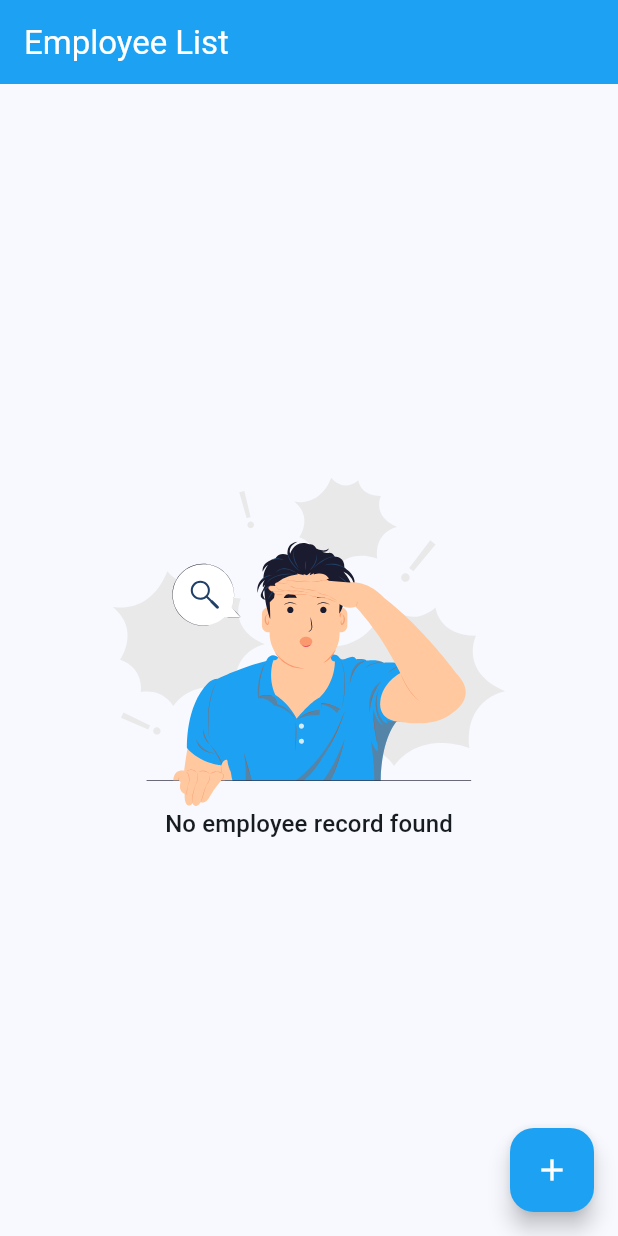
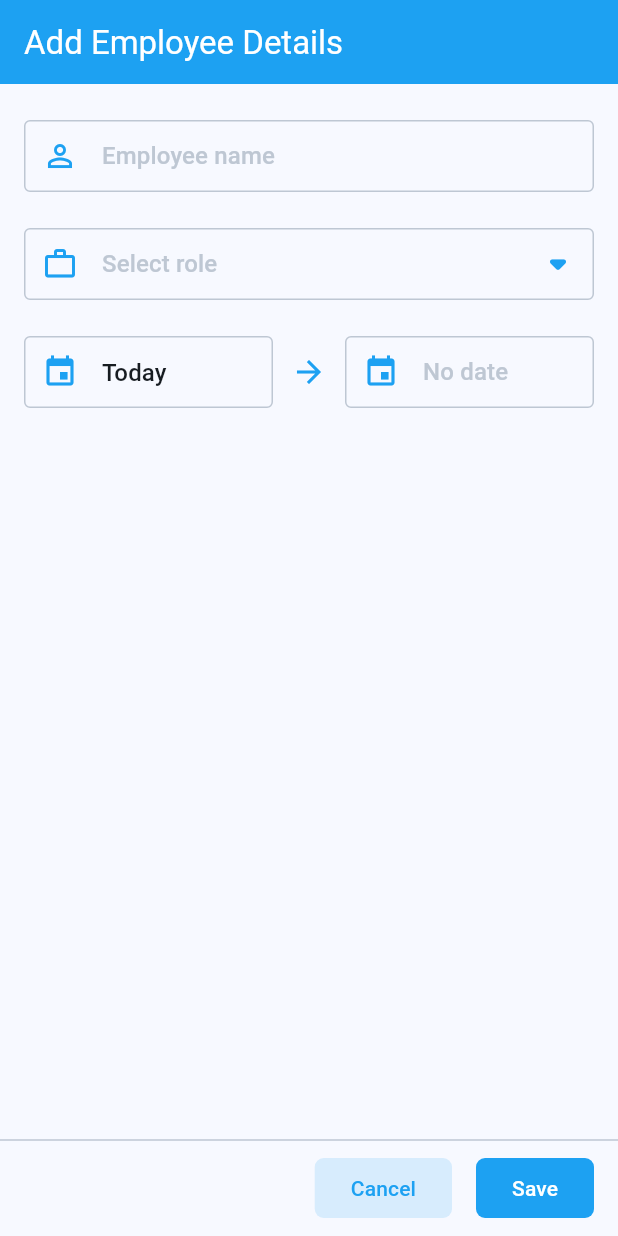
Before and after one commit to zeeshan2423/role-roster, a Flutter app: the screen it shows after launch, after a tap on the "add" icon, on a phone screen of 412 x 824 dp. Run offline on Flutter 3.47's test engine with Material 3 defaults, Android fonts, the phone set to English and light mode, and no system bars; our stand-ins replace bloc, equatable, flutter_bloc, flutter_screenutil, flutter_svg, get_it and 2 more.

Commit message:
feat(add employee): added screen to add employee & displaying static fields with values

```diff
--- a/lib/core/constants/imports.dart
+++ b/lib/core/constants/imports.dart
@@ -24,8 +24,10 @@ export 'package:role_roster/core/init/initializer.dart';
 export 'package:role_roster/core/services/injection_container.dart';
 export 'package:role_roster/core/theme/theme.dart';
 export 'package:role_roster/core/theme/typography.dart';
+export 'package:role_roster/features/add_employee/cubit/add_employee_cubit.dart';
+export 'package:role_roster/features/add_employee/presentation/screens/add_employee_screen.dart';
 export 'package:role_roster/features/employee/cubit/employee_cubit.dart';
-export 'package:role_roster/features/employee/presentation/screens/splash_screen.dart';
+export 'package:role_roster/features/employee/presentation/screens/employee_screen.dart';
 export 'package:role_roster/my_app.dart';
 export 'package:role_roster/routes/route_observer.dart';
 export 'package:role_roster/routes/router.dart';
--- a/lib/core/constants/strings.dart
+++ b/lib/core/constants/strings.dart
@@ -15,4 +15,25 @@ class AppStrings {
 
   /// Text to display when no employee record is found in the employee screen.
   static String get noEmployee => 'No employee record found';
+
+  /// App bar title of the add employee screen.
+  static String get addEmployeeTitle => 'Add Employee Details';
+
+  /// Hint text of the employee name field.
+  static String get employeeNameHint => 'Employee name';
+
+  /// Hint text of the select role field.
+  static String get selectRoleHint => 'Select role';
+
+  /// Hint text of the to date field.
+  static String get noDateHint => 'No date';
+
+  /// Label text of the cancel button.
+  static String get cancel => 'Cancel';
+
+  /// Label text of the save button.
+  static String get save => 'Save';
+
+  /// Label text of the today button.
+  static String get today => 'Today';
 }
--- a/lib/core/enums/pages.dart
+++ b/lib/core/enums/pages.dart
@@ -1,4 +1,5 @@
 /// Enumeration representing different pages/screens in the application.
 enum PAGES {
   employee,
+  addEmployee,
 }
--- /dev/null
+++ b/lib/features/add_employee/cubit/add_employee_cubit.dart
@@ -0,0 +1,8 @@
+import 'package:bloc/bloc.dart';
+import 'package:equatable/equatable.dart';
+
+part 'add_employee_state.dart';
+
+class AddEmployeeCubit extends Cubit<AddEmployeeState> {
+  AddEmployeeCubit() : super(AddEmployeeInitial());
+}
--- /dev/null
+++ b/lib/features/add_employee/cubit/add_employee_state.dart
@@ -0,0 +1,10 @@
+part of 'add_employee_cubit.dart';
+
+sealed class AddEmployeeState extends Equatable {
+  const AddEmployeeState();
+}
+
+final class AddEmployeeInitial extends AddEmployeeState {
+  @override
+  List<Object> get props => [];
+}
--- /dev/null
+++ b/lib/features/add_employee/presentation/screens/add_employee_screen.dart
@@ -0,0 +1,232 @@
+import 'package:role_roster/core/constants/imports.dart';
+
+class AddEmployeeScreen extends StatelessWidget {
+  const AddEmployeeScreen({super.key});
+
+  @override
+  Widget build(BuildContext context) {
+    final textTheme = context.theme.textTheme;
+    final colorScheme = context.theme.colorScheme;
+
+    return Scaffold(
+      appBar: AppBar(
+        backgroundColor: colorScheme.primaryContainer,
+        title: Text(AppStrings.addEmployeeTitle),
+        titleTextStyle:
+            textTheme.titleLarge?.copyWith(color: colorScheme.onPrimary),
+        leading: const SizedBox(),
+        leadingWidth: 0,
+      ),
+      body: SafeArea(
+        child: Column(
+          mainAxisAlignment: MainAxisAlignment.spaceBetween,
+          children: [
+            Padding(
+              padding: const EdgeInsets.fromLTRB(16, 24, 16, 16),
+              child: Column(
+                children: [
+                  TextFormField(
+                    controller: TextEditingController(),
+                    onTapOutside: (e) {
+                      FocusScope.of(context).unfocus();
+                    },
+                    keyboardType: TextInputType.name,
+                    cursorColor: colorScheme.primaryContainer,
+                    style: textTheme.titleMedium,
+                    decoration: InputDecoration(
+                      isDense: true,
+                      alignLabelWithHint: true,
+                      border: const OutlineInputBorder(),
+                      enabledBorder: OutlineInputBorder(
+                        borderSide:
+                            BorderSide(color: colorScheme.outlineVariant),
+                      ),
+                      focusedBorder: OutlineInputBorder(
+                        borderSide:
+                            BorderSide(color: colorScheme.primaryContainer),
+                      ),
+                      hintText: AppStrings.employeeNameHint,
+                      hintStyle: textTheme.titleMedium
+                          ?.copyWith(color: colorScheme.outlineVariant),
+                      prefixIcon: Icon(
+                        Icons.person_outline,
+                        size: 24,
+                        color: colorScheme.primaryContainer,
+                      ),
+                    ),
+                  ),
+                  Padding(
+                    padding: const EdgeInsets.symmetric(vertical: 24),
+                    child: TextFormField(
+                      controller: TextEditingController(),
+                      onTapOutside: (e) {
+                        FocusScope.of(context).unfocus();
+                      },
+                      keyboardType: TextInputType.text,
+                      cursorColor: colorScheme.primaryContainer,
+                      style: textTheme.titleMedium,
+                      readOnly: true,
+                      decoration: InputDecoration(
+                        isDense: true,
+                        alignLabelWithHint: true,
+                        border: const OutlineInputBorder(),
+                        enabledBorder: OutlineInputBorder(
+                          borderSide:
+                              BorderSide(color: colorScheme.outlineVariant),
+                        ),
+                        focusedBorder: OutlineInputBorder(
+                          borderSide:
+                              BorderSide(color: colorScheme.outlineVariant),
+                        ),
+                        hintText: AppStrings.selectRoleHint,
+                        hintStyle: textTheme.titleMedium
+                            ?.copyWith(color: colorScheme.outlineVariant),
+                        prefixIcon: Icon(
+                          Icons.work_outline,
+                          size: 24,
+                          color: colorScheme.primaryContainer,
+                        ),
+                        suffixIcon: Icon(
+                          Icons.arrow_drop_down_rounded,
+                          size: 36,
+                          color: colorScheme.primaryContainer,
+                        ),
+                      ),
+                    ),
+                  ),
+                  Row(
+                    children: [
+                      Expanded(
+                        child: TextFormField(
+                          controller:
+                              TextEditingController(text: AppStrings.today),
+                          onTapOutside: (e) {
+                            FocusScope.of(context).unfocus();
+                          },
+                          keyboardType: TextInputType.name,
+                          cursorColor: colorScheme.primaryContainer,
+                          style: textTheme.titleMedium,
+                          decoration: InputDecoration(
+                            isDense: true,
+                            alignLabelWithHint: true,
+                            border: const OutlineInputBorder(),
+                            enabledBorder: OutlineInputBorder(
+                              borderSide:
+                                  BorderSide(color: colorScheme.outlineVariant),
+                            ),
+                            focusedBorder: OutlineInputBorder(
+                              borderSide: BorderSide(
+                                color: colorScheme.primaryContainer,
+                              ),
+                            ),
+                            hintText: AppStrings.employeeNameHint,
+                            hintStyle: textTheme.titleMedium
+                                ?.copyWith(color: colorScheme.outlineVariant),
+                            prefixIcon: Icon(
+                              Icons.event,
+                              size: 24,
+                              color: colorScheme.primaryContainer,
+                            ),
+                          ),
+                        ),
+                      ),
+                      SizedBox(
+                        width: 48,
+                        child: Icon(
+                          Icons.arrow_forward_outlined,
+                          color: colorScheme.primaryContainer,
+                        ),
+                      ),
+                      Expanded(
+                        child: TextFormField(
+                          controller: TextEditingController(),
+                          onTapOutside: (e) {
+                            FocusScope.of(context).unfocus();
+                          },
+                          keyboardType: TextInputType.name,
+                          cursorColor: colorScheme.primaryContainer,
+                          style: textTheme.titleMedium,
+                          decoration: InputDecoration(
+                            isDense: true,
+                            alignLabelWithHint: true,
+                            border: const OutlineInputBorder(),
+                            enabledBorder: OutlineInputBorder(
+                              borderSide:
+                                  BorderSide(color: colorScheme.outlineVariant),
+                            ),
+                            focusedBorder: OutlineInputBorder(
+                              borderSide: BorderSide(
+                                color: colorScheme.primaryContainer,
+                              ),
+                            ),
+                            hintText: AppStrings.noDateHint,
+                            hintStyle: textTheme.titleMedium
+                                ?.copyWith(color: colorScheme.outlineVariant),
+                            prefixIcon: Icon(
+                              Icons.event,
+                              size: 24,
+                              color: colorScheme.primaryContainer,
+                            ),
+                          ),
+                        ),
+                      ),
+                    ],
+                  ),
+                ],
+              ),
+            ),
+            Padding(
+              padding: const EdgeInsets.only(bottom: 8),
+              child: Column(
+                children: [
+                  Divider(color: colorScheme.outlineVariant),
+                  Row(
+                    mainAxisAlignment: MainAxisAlignment.end,
+                    children: [
+                      FilledButton.tonal(
+                        style: ButtonStyle(
+                          shape: WidgetStatePropertyAll(
+                            RoundedRectangleBorder(
+                              borderRadius: BorderRadius.circular(6),
+                            ),
+                          ),
+                          backgroundColor: WidgetStatePropertyAll(
+                            colorScheme.primaryContainer.withOpacity(0.15),
+                          ),
+                        ),
+                        onPressed: () {
+                          Navigator.of(context).pop();
+                        },
+                        child: Text(
+                          AppStrings.cancel,
+                          style: textTheme.labelLarge
+                              ?.copyWith(color: colorScheme.primaryContainer),
+                        ),
+                      ),
+                      const SizedBox(width: 16),
+                      FilledButton(
+                        style: ButtonStyle(
+                          shape: WidgetStatePropertyAll(
+                            RoundedRectangleBorder(
+                              borderRadius: BorderRadius.circular(6),
+                            ),
+                          ),
+                          backgroundColor: WidgetStatePropertyAll(
+                            colorScheme.primaryContainer,
+                          ),
+                        ),
+                        onPressed: () {},
+                        child: Text(AppStrings.save),
+                      ),
+                      const SizedBox(width: 16),
+                    ],
+                  ),
+                ],
+              ),
+            ),
+          ],
+        ),
+      ),
+    );
+  }
+}
--- a/lib/features/employee/presentation/screens/splash_screen.dart
+++ b/lib/features/employee/presentation/screens/employee_screen.dart
@@ -16,7 +16,9 @@ class EmployeeScreen extends StatelessWidget {
             textTheme.titleLarge?.copyWith(color: colorScheme.onPrimary),
       ),
       floatingActionButton: FloatingActionButton(
-        onPressed: () {},
+        onPressed: () {
+          context.go(context.namedLocation(PAGES.addEmployee.screenName));
+        },
         backgroundColor: colorScheme.primaryContainer,
         child: Icon(Icons.add, color: colorScheme.onPrimary),
       ),
--- a/lib/routes/router.dart
+++ b/lib/routes/router.dart
@@ -28,11 +28,23 @@ class AppRouter {
         path: PAGES.employee.screenPath,
         name: PAGES.employee.screenName,
         // Builder function for creating the EmployeeScreen and providing the
-        // SplashCubit.
+        // EmployeeCubit.
         builder: (context, state) => BlocProvider(
           create: (context) => sl<EmployeeCubit>(),
           child: const EmployeeScreen(),
         ),
+        routes: [
+          GoRoute(
+            path: PAGES.addEmployee.screenPath,
+            name: PAGES.addEmployee.screenName,
+            // Builder function for creating the AddEmployeeScreen and providing
+            // the AddEmployeeCubit.
+            builder: (context, state) => BlocProvider(
+              create: (context) => sl<AddEmployeeCubit>(),
+              child: const AddEmployeeScreen(),
+            ),
+          ),
+        ],
       ),
     ],
   );
--- a/lib/routes/routes.dart
+++ b/lib/routes/routes.dart
@@ -7,6 +7,8 @@ extension AppPageExtension on PAGES {
     switch (this) {
       case PAGES.employee:
         return '/employee';
+      case PAGES.addEmployee:
+        return 'add-employee';
     }
   }
 
@@ -15,6 +17,8 @@ extension AppPageExtension on PAGES {
     switch (this) {
       case PAGES.employee:
         return 'EMPLOYEE';
+      case PAGES.addEmployee:
+        return 'ADD EMPLOYEE';
     }
   }
 
@@ -23,6 +27,8 @@ extension AppPageExtension on PAGES {
     switch (this) {
       case PAGES.employee:
         return 'Employee';
+      case PAGES.addEmployee:
+        return 'Add Employee';
     }
   }
 }
```
